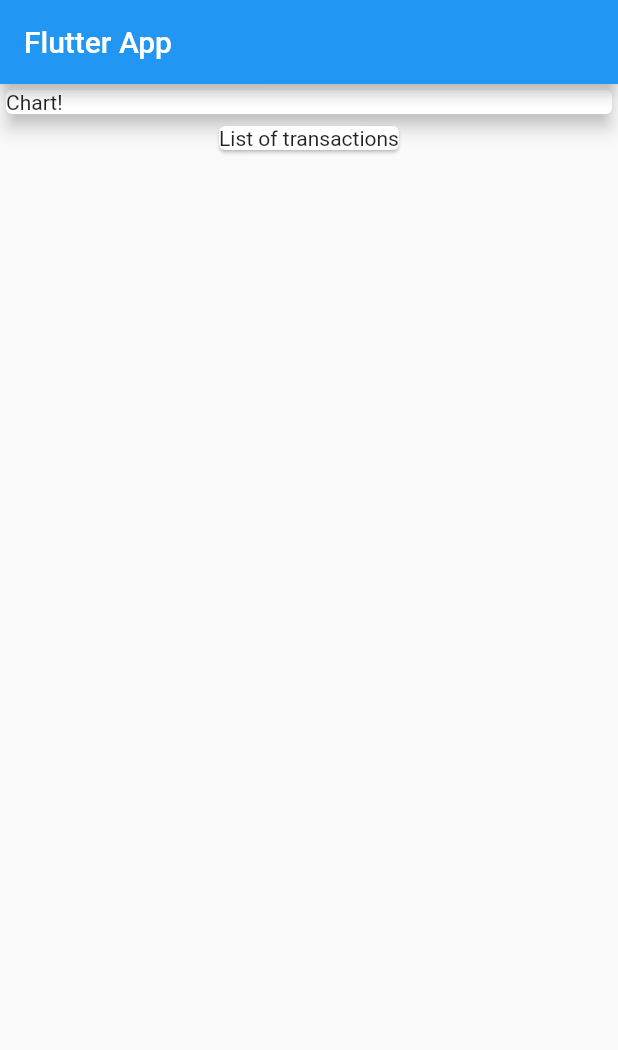
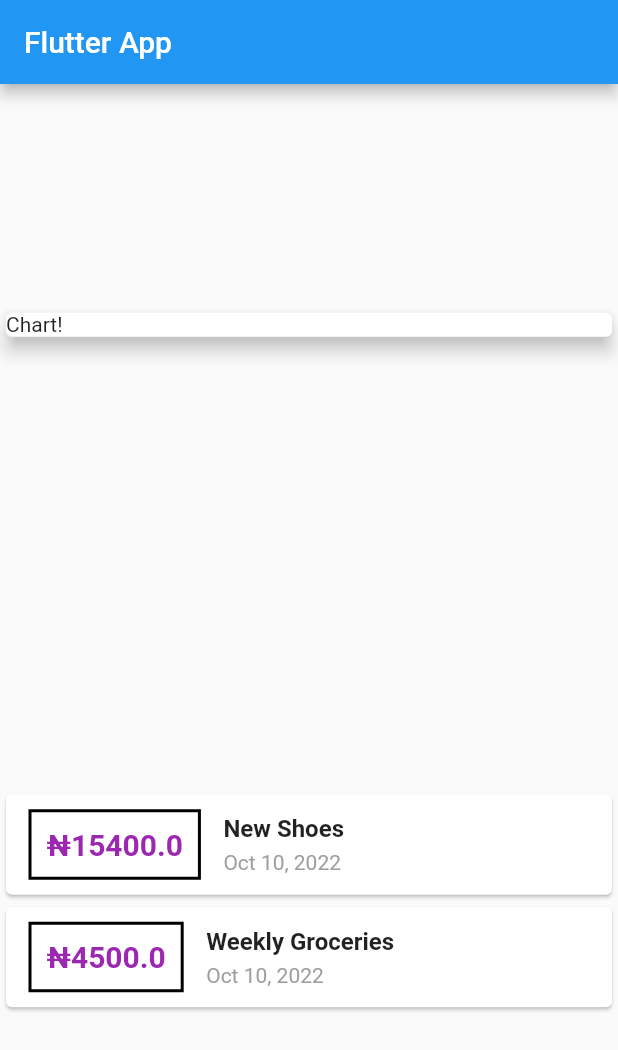
Before and after one commit to Mbiman/Personal_Expenses_App, a Flutter app: the screen it shows after launch, on a phone screen of 412 x 824 dp. Shown: the top 1050 px of the screen. Run offline on Flutter 3.47's test engine with Material 2 defaults, Android fonts, the phone set to English and light mode, and no system bars; our stand-ins replace google_fonts; Roboto replaces fonts that are missing (Ubuntu).

Commit message:
dateFormatting using Intl package

```diff
--- a/lib/main.dart
+++ b/lib/main.dart
@@ -1,4 +1,7 @@
 import 'package:flutter/material.dart';
+import 'package:google_fonts/google_fonts.dart';
+import 'package:my_expenses/transaction.dart';
+import 'package:intl/intl.dart';
 
 void main() {
   runApp(const MyApp());
@@ -18,24 +21,84 @@ class MyApp extends StatelessWidget {
 
 class MyHomePage extends StatelessWidget {
   const MyHomePage({Key? key}) : super(key: key);
-
   @override
   Widget build(BuildContext context) {
+    final List<Transaction> transactions = [
+      Transaction(
+        id: 't1',
+        title: 'New Shoes',
+        amount: 15400,
+        date: DateTime.now(),
+      ),
+      Transaction(
+        id: 't2',
+        title: 'Weekly Groceries',
+        amount: 4500,
+        date: DateTime.now(),
+      )
+    ];
     return Scaffold(
       appBar: AppBar(
         title: const Text('Flutter App'),
       ),
       body: Column(
-        children: const [
-          SizedBox(
+        mainAxisAlignment: MainAxisAlignment.spaceAround,
+        crossAxisAlignment: CrossAxisAlignment.stretch,
+        children: [
+          const SizedBox(
             width: double.infinity,
             child: Card(
               elevation: 5,
               child: Text('Chart!'),
             ),
           ),
-          Card(
-            child: Text('List of transactions'),
+          Column(
+            children: transactions.map((tx) {
+              return Card(
+                child: Row(
+                  children: [
+                    Container(
+                      margin: const EdgeInsets.symmetric(
+                          vertical: 10, horizontal: 15),
+                      decoration: BoxDecoration(
+                          border: Border.all(
+                        color: Colors.black,
+                        width: 2,
+                      )),
+                      padding: const EdgeInsets.all(10),
+                      child: Text(
+                        '₦${tx.amount}',
+                        style: GoogleFonts.ubuntu(
+                          fontWeight: FontWeight.bold,
+                          fontSize: 20,
+                          color: Colors.purple,
+                        ),
+                      ),
+                    ),
+                    Column(
+                      crossAxisAlignment: CrossAxisAlignment.start,
+                      children: [
+                        Text(
+                          tx.title!,
+                          style: GoogleFonts.aBeeZee(
+                            fontWeight: FontWeight.bold,
+                            fontSize: 16,
+                          ),
+                        ),
+                        const SizedBox(height: 5),
+                        Text(
+                          DateFormat.yMMMd().format(tx.date!),
+                          style: GoogleFonts.aBeeZee(
+                            color: Colors.grey,
+                            fontSize: 14,
+                          ),
+                        ),
+                      ],
+                    )
+                  ],
+                ),
+              );
+            }).toList(),
           )
         ],
       ),
--- /dev/null
+++ b/lib/transaction.dart
@@ -0,0 +1,15 @@
+import 'package:flutter/material.dart';
+
+class Transaction {
+  final String? id;
+  final String? title;
+  final double? amount;
+  final DateTime? date;
+
+  Transaction({
+    @required this.id,
+    @required this.title,
+    @required this.amount,
+    @required this.date,
+  });
+}
--- a/pubspec.yaml
+++ b/pubspec.yaml
@@ -34,6 +34,8 @@ dependencies:
   # The following adds the Cupertino Icons font to your application.
   # Use with the CupertinoIcons class for iOS style icons.
   cupertino_icons: ^1.0.2
+  google_fonts: ^3.0.1
+  intl: ^0.17.0
 
 dev_dependencies:
   flutter_test:
```
Also changed, not shown: pubspec.lock, 1 other file.
